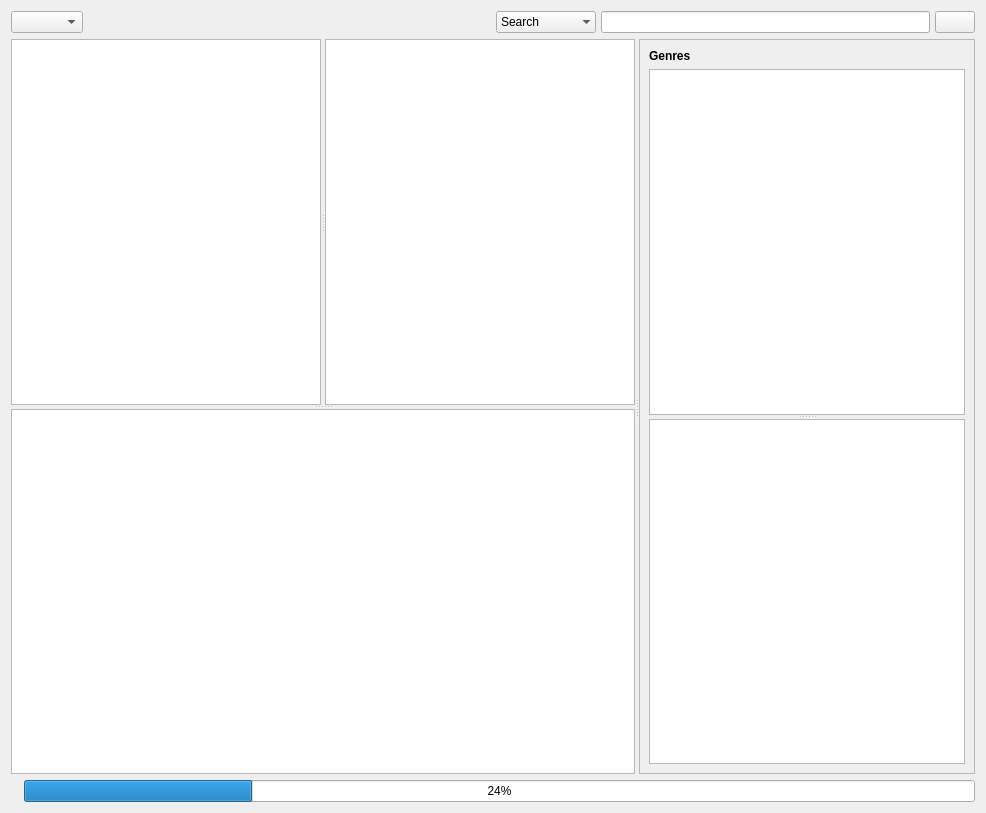
The window that src/GUI/Library/GUI_LocalLibrary.ui (return42/sayonara) describes before a commit, drawn with Qt 5.
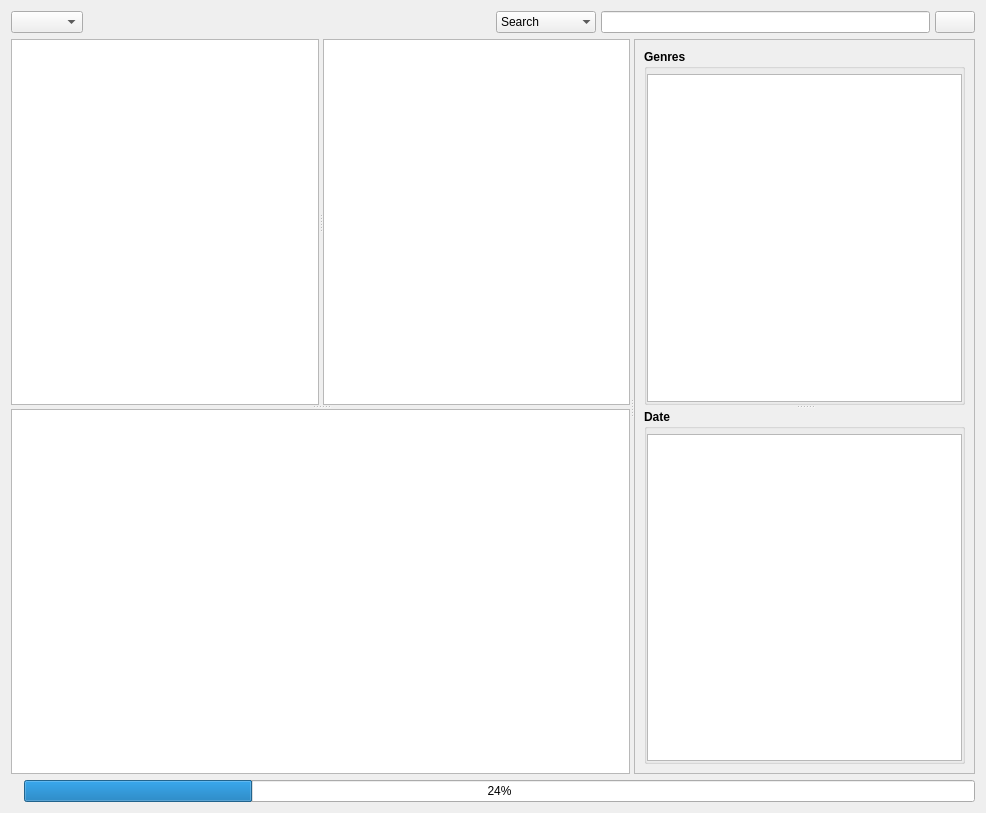
The same window after the commit. Icons and pictures are not drawn. Custom widgets are drawn as their Qt base class.

What changed in the file:
```diff
--- a/src/GUI/Library/GUI_LocalLibrary.ui
+++ b/src/GUI/Library/GUI_LocalLibrary.ui
@@ -398,25 +398,36 @@
           <property name="frameShadow">
            <enum>QFrame::Raised</enum>
           </property>
-          <layout class="QVBoxLayout" name="verticalLayout_2">
-           <item>
-            <widget class="QLabel" name="lab_genre">
-             <property name="font">
-              <font>
-               <weight>75</weight>
-               <bold>true</bold>
-              </font>
-             </property>
-             <property name="text">
-              <string>Genres</string>
-             </property>
-            </widget>
-           </item>
-           <item>
+          <layout class="QGridLayout" name="gridLayout_7">
+           <item row="0" column="0">
             <widget class="QSplitter" name="splitter">
              <property name="orientation">
               <enum>Qt::Vertical</enum>
              </property>
+             <widget class="QGroupBox" name="groupBox_2">
+              <property name="font">
+               <font>
+                <weight>75</weight>
+                <bold>true</bold>
+               </font>
+              </property>
+              <property name="title">
+               <string>Genres</string>
+              </property>
+              <layout class="QGridLayout" name="gridLayout_6">
+               <property name="leftMargin">
+                <number>0</number>
+               </property>
+               <property name="topMargin">
+                <number>5</number>
+               </property>
+               <property name="rightMargin">
+                <number>0</number>
+               </property>
+               <property name="bottomMargin">
+                <number>0</number>
+               </property>
+               <item row="0" column="0">
              <widget class="QStackedWidget" name="stacked_genre_widget">
               <property name="currentIndex">
                <number>0</number>
@@ -551,11 +562,41 @@
                </layout>
               </widget>
              </widget>
+               </item>
+              </layout>
+             </widget>
+             <widget class="QGroupBox" name="groupBox">
+              <property name="font">
+               <font>
+                <weight>75</weight>
+                <bold>true</bold>
+               </font>
+              </property>
+              <property name="title">
+               <string>Date</string>
+              </property>
+              <layout class="QGridLayout" name="gridLayout">
+               <property name="leftMargin">
+                <number>0</number>
+               </property>
+               <property name="topMargin">
+                <number>5</number>
+               </property>
+               <property name="rightMargin">
+                <number>0</number>
+               </property>
+               <property name="bottomMargin">
+                <number>0</number>
+               </property>
+               <item row="0" column="0">
              <widget class="SearchableListView" name="lv_date_search">
               <property name="alternatingRowColors">
                <bool>true</bool>
               </property>
              </widget>
+               </item>
+              </layout>
+             </widget>
             </widget>
            </item>
           </layout>
```
Left out of the diff: 38 changed lines with no effect on the pictures. Lines whose indentation alone changed are shown as unchanged.
